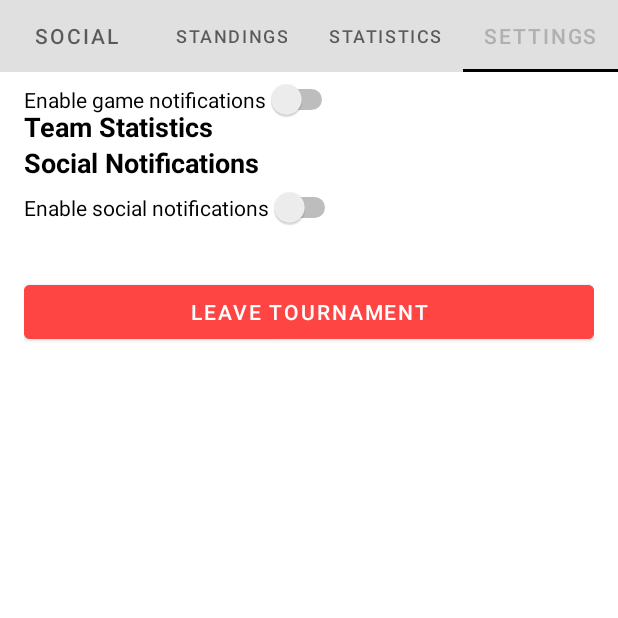
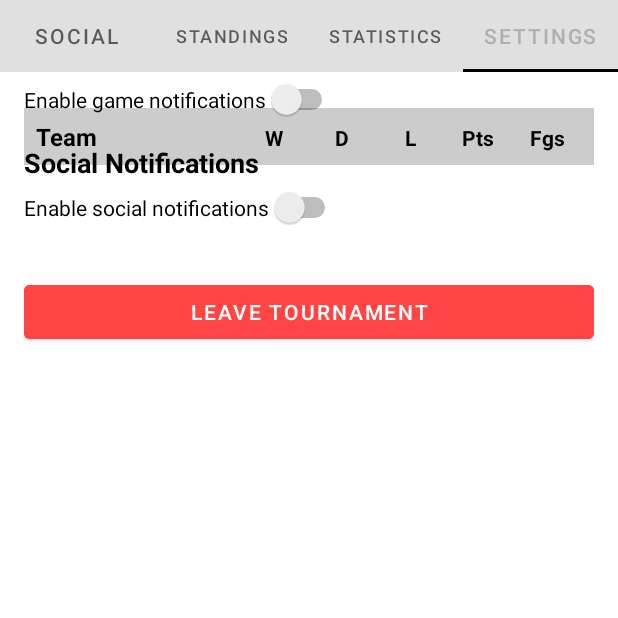
Before and after one commit to Tourniverse-App/Tourniverse, an Android app: the fragment StatisticsFragment placed in its activity, tab 4 chosen, on a phone screen of 412 x 824 dp, the top half of it. Run offline under Robolectric (Android 15) with nearby library versions, the phone set to English and light mode, and no system bars; our stand-ins replace Firebase (no records; nobody signed in at launch, a user with empty details on screens opened directly).

Commit message:
statistics

```diff
--- a/app/src/main/java/com/example/tourniverse/fragments/StatisticsFragment.kt
+++ b/app/src/main/java/com/example/tourniverse/fragments/StatisticsFragment.kt
@@ -5,26 +5,24 @@ import android.util.Log
 import android.view.LayoutInflater
 import android.view.View
 import android.view.ViewGroup
-import android.widget.LinearLayout
 import android.widget.Toast
 import androidx.fragment.app.Fragment
 import androidx.recyclerview.widget.LinearLayoutManager
 import androidx.recyclerview.widget.RecyclerView
 import com.example.tourniverse.R
+import com.example.tourniverse.adapters.StandingsAdapter
 import com.example.tourniverse.adapters.StatisticsAdapter
+import com.example.tourniverse.models.Match
 import com.example.tourniverse.models.TeamStanding
-import com.example.tourniverse.models.Match
 import com.google.firebase.firestore.FirebaseFirestore
 
 class StatisticsFragment : Fragment() {
 
-    private lateinit var statisticsRecyclerView: RecyclerView
-    private lateinit var knockoutLayout: LinearLayout
-    private val teamStatistics = mutableListOf<TeamStanding>()
-    private val knockoutMatches = mutableListOf<Match>()
-    private lateinit var adapter: StatisticsAdapter
+    private lateinit var standingsRecyclerView: RecyclerView
+    private lateinit var standingsAdapter: StandingsAdapter
+    private val teamStandings = mutableListOf<TeamStanding>()
     private val db = FirebaseFirestore.getInstance()
-    private var isKnockout: Boolean = false
+    private var tournamentId: String? = null
 
     override fun onCreateView(
         inflater: LayoutInflater, container: ViewGroup?,
@@ -32,58 +30,55 @@ class StatisticsFragment : Fragment() {
     ): View? {
         val view = inflater.inflate(R.layout.fragment_statistics, container, false)
 
-        Log.d("StatisticsFragment", "onCreateView called")
+        // Initialize RecyclerView
+        val statisticsRecyclerView = view.findViewById<RecyclerView>(R.id.recyclerViewStatistics)
+        statisticsRecyclerView.layoutManager = LinearLayoutManager(requireContext())
 
-        // Initialize views
-        statisticsRecyclerView = view.findViewById(R.id.statisticsRecyclerView)
-        knockoutLayout = view.findViewById(R.id.knockoutLayout)
+        // Fetch tournament type and data
+        val isKnockout = arguments?.getBoolean("isKnockout") ?: false
+        val tournamentId = arguments?.getString("tournamentId") ?: ""
 
-        statisticsRecyclerView.layoutManager = LinearLayoutManager(requireContext())
-        adapter = StatisticsAdapter(teamStatistics, isKnockout = false)
-        statisticsRecyclerView.adapter = adapter
+        // Define collections
+        val teamStatistics = mutableListOf<TeamStanding>()
+        val knockoutMatches = mutableListOf<Match>()
 
-        val tournamentId = arguments?.getString("tournamentId")
-        Log.d("StatisticsFragment", "Tournament ID from arguments: $tournamentId")
-
-        if (tournamentId.isNullOrEmpty()) {
-            Log.e("StatisticsFragment", "Tournament ID is missing")
-            Toast.makeText(context, "Tournament ID is missing.", Toast.LENGTH_SHORT).show()
-            return view
+        // Fetch data from Firestore
+        fetchStatisticsData(tournamentId, isKnockout, teamStatistics, knockoutMatches) {
+            val items = if (isKnockout) knockoutMatches else teamStatistics
+            val statisticsAdapter = StatisticsAdapter(items = items, isKnockout = isKnockout)
+            statisticsRecyclerView.adapter = statisticsAdapter
         }
-
-        determineTournamentType(tournamentId)
 
         return view
     }
 
-    private fun determineTournamentType(tournamentId: String) {
-        db.collection("tournaments").document(tournamentId).get()
-            .addOnSuccessListener { document ->
-                if (document.exists()) {
-                    isKnockout = document.getString("type") == "Knockout"
-                    Log.d("StatisticsFragment", "Tournament type isKnockout: $isKnockout")
+    private fun fetchStatisticsData(
+        tournamentId: String,
+        isKnockout: Boolean,
+        teamStatistics: MutableList<TeamStanding>,
+        knockoutMatches: MutableList<Match>,
+        callback: () -> Unit
+    ) {
+        val db = FirebaseFirestore.getInstance()
 
         if (isKnockout) {
-                        fetchKnockoutMatches(tournamentId)
-                        statisticsRecyclerView.visibility = View.GONE
-                        knockoutLayout.visibility = View.VISIBLE
-                    } else {
-                        fetchTableStandings(tournamentId)
-                        statisticsRecyclerView.visibility = View.VISIBLE
-                        knockoutLayout.visibility = View.GONE
+            db.collection("tournaments").document(tournamentId).collection("matches")
+                .get()
+                .addOnSuccessListener { snapshot ->
+                    knockoutMatches.clear()
+                    for (document in snapshot.documents) {
+                        val matchesArray = document.get("matches") as? List<Map<String, Any>> ?: continue
+                        matchesArray.forEach { match ->
+                            val teamA = match["teamA"] as? String ?: ""
+                            val teamB = match["teamB"] as? String ?: ""
+                            val scoreA = (match["scoreA"] as? Long)?.toInt() ?: 0
+                            val scoreB = (match["scoreB"] as? Long)?.toInt() ?: 0
+                            knockoutMatches.add(Match(teamA = teamA, teamB = teamB, scoreA = scoreA, scoreB = scoreB))
+                        }
+                    }
+                    callback()
                 }
         } else {
-                    Log.e("StatisticsFragment", "Tournament document not found")
-                }
-            }
-            .addOnFailureListener { e ->
-                Log.e("StatisticsFragment", "Failed to determine tournament type: ${e.message}")
-            }
-    }
-
-    private fun fetchTableStandings(tournamentId: String) {
-        Log.d("StatisticsFragment", "Fetching table standings for Tournament ID: $tournamentId")
-
             db.collection("tournaments").document(tournamentId).collection("standings")
                 .get()
                 .addOnSuccessListener { snapshot ->
@@ -92,31 +87,53 @@ class StatisticsFragment : Fragment() {
                         val teamStat = document.toObject(TeamStanding::class.java)
                         teamStat?.let { teamStatistics.add(it) }
                     }
-                teamStatistics.sortByDescending { it.points }
-                adapter.notifyDataSetChanged()
-                Log.d("StatisticsFragment", "Standings fetched and sorted")
+                    callback()
                 }
-            .addOnFailureListener { e ->
-                Log.e("StatisticsFragment", "Failed to fetch standings: ${e.message}")
         }
     }
 
-    private fun fetchKnockoutMatches(tournamentId: String) {
-        Log.d("StatisticsFragment", "Fetching knockout matches for Tournament ID: $tournamentId")
 
-        db.collection("tournaments").document(tournamentId).collection("knockout_bracket")
-            .get()
-            .addOnSuccessListener { snapshot ->
-                knockoutMatches.clear()
-                for (document in snapshot.documents) {
-                    val match = document.toObject(Match::class.java)
-                    match?.let { knockoutMatches.add(it) }
+    private fun calculateStandings(matchResults: List<Pair<String, String>>, tournamentId: String) {
+        val standingsMap = mutableMapOf<String, TeamStanding>()
+
+        matchResults.forEach { (team, result) ->
+            val teamStanding = standingsMap.getOrDefault(team, TeamStanding(teamName = team))
+            when (result) {
+                "win" -> {
+                    teamStanding.wins += 1
+                    teamStanding.points += 3
                 }
-                Log.d("StatisticsFragment", "Knockout matches fetched: ${knockoutMatches.size} items")
-                // TODO: Update knockoutLayout dynamically based on fetched matches
+                "loss" -> teamStanding.losses += 1
+                "draw" -> {
+                    teamStanding.draws += 1
+                    teamStanding.points += 1
+                }
+            }
+            standingsMap[team] = teamStanding
+        }
+
+        teamStandings.clear()
+        teamStandings.addAll(standingsMap.values.sortedByDescending { it.points })
+
+        // Update Firestore with calculated standings
+        val batch = db.batch()
+        val standingsRef = db.collection("tournaments").document(tournamentId).collection("standings")
+        standingsRef.get().addOnSuccessListener { documents ->
+            documents.forEach { batch.delete(it.reference) }
+
+            teamStandings.forEach { team ->
+                val doc = standingsRef.document()
+                batch.set(doc, team)
+            }
+
+            batch.commit()
+                .addOnSuccessListener {
+                    Log.d("StatisticsFragment", "Standings updated in Firestore.")
+                    standingsAdapter.notifyDataSetChanged()
                 }
                 .addOnFailureListener { e ->
-                Log.e("StatisticsFragment", "Failed to fetch knockout matches: ${e.message}")
+                    Log.e("StatisticsFragment", "Failed to update standings in Firestore: ${e.message}")
                 }
         }
     }
+}
--- a/app/src/main/res/layout/fragment_statistics.xml
+++ b/app/src/main/res/layout/fragment_statistics.xml
@@ -1,37 +1,76 @@
-<?xml version="1.0" encoding="utf-8"?>
-<LinearLayout
-    xmlns:android="http://schemas.android.com/apk/res/android"
+<LinearLayout xmlns:android="http://schemas.android.com/apk/res/android"
     android:layout_width="match_parent"
     android:layout_height="match_parent"
     android:orientation="vertical"
     android:padding="16dp">
 
-    <!-- Header -->
-    <TextView
-        android:id="@+id/statisticsHeader"
-        android:layout_width="wrap_content"
+    <!-- Header Row -->
+    <LinearLayout
+        android:layout_width="match_parent"
         android:layout_height="wrap_content"
-        android:text="@string/team_statistics"
-        android:textStyle="bold"
-        android:textSize="18sp"
-        android:layout_marginBottom="8dp" />
+        android:orientation="horizontal"
+        android:padding="8dp"
+        android:background="#CCCCCC">
 
-    <!-- RecyclerView for Table Statistics -->
+        <TextView
+            android:layout_width="0dp"
+            android:layout_height="wrap_content"
+            android:layout_weight="3"
+            android:text="Team"
+            android:textStyle="bold"
+            android:textSize="16sp"
+            android:gravity="start" />
+
+        <TextView
+            android:layout_width="0dp"
+            android:layout_height="wrap_content"
+            android:layout_weight="1"
+            android:text="W"
+            android:textStyle="bold"
+            android:textSize="14sp"
+            android:gravity="center" />
+
+        <TextView
+            android:layout_width="0dp"
+            android:layout_height="wrap_content"
+            android:layout_weight="1"
+            android:text="D"
+            android:textStyle="bold"
+            android:textSize="14sp"
+            android:gravity="center" />
+
+        <TextView
+            android:layout_width="0dp"
+            android:layout_height="wrap_content"
+            android:layout_weight="1"
+            android:text="L"
+            android:textStyle="bold"
+            android:textSize="14sp"
+            android:gravity="center" />
+
+        <TextView
+            android:layout_width="0dp"
+            android:layout_height="wrap_content"
+            android:layout_weight="1"
+            android:text="Pts"
+            android:textStyle="bold"
+            android:textSize="14sp"
+            android:gravity="center" />
+
+        <TextView
+            android:layout_width="0dp"
+            android:layout_height="wrap_content"
+            android:layout_weight="1"
+            android:text="Fgs"
+            android:textStyle="bold"
+            android:textSize="14sp"
+            android:gravity="center" />
+    </LinearLayout>
+
+    <!-- RecyclerView for statistics -->
     <androidx.recyclerview.widget.RecyclerView
-        android:id="@+id/statisticsRecyclerView"
+        android:id="@+id/recyclerViewStatistics"
         android:layout_width="match_parent"
-        android:layout_height="match_parent"
-        android:visibility="gone"
-        android:clipToPadding="false"
-        android:padding="8dp" />
-
-    <!-- Layout for Knockout Bracket -->
-    <LinearLayout
-        android:id="@+id/knockoutLayout"
-        android:layout_width="match_parent"
-        android:layout_height="match_parent"
-        android:visibility="gone"
-        android:orientation="vertical"
-        android:padding="8dp">
-    </LinearLayout>
+        android:layout_height="wrap_content"
+        android:scrollbars="vertical" />
 </LinearLayout>
--- a/app/src/main/res/values/strings.xml
+++ b/app/src/main/res/values/strings.xml
@@ -169,5 +169,7 @@
     <string name="message_content" />
     <string name="timestamp" />
     <string name="user_image" />
+    <string name="standings" />
+    <string name="statistics_header" />
 
 </resources>
```
Also changed, not shown: app/src/main/java/com/example/tourniverse/adapters/StatisticsAdapter.kt (+9 -1 lines). Lines whose indentation alone changed are shown as unchanged.
